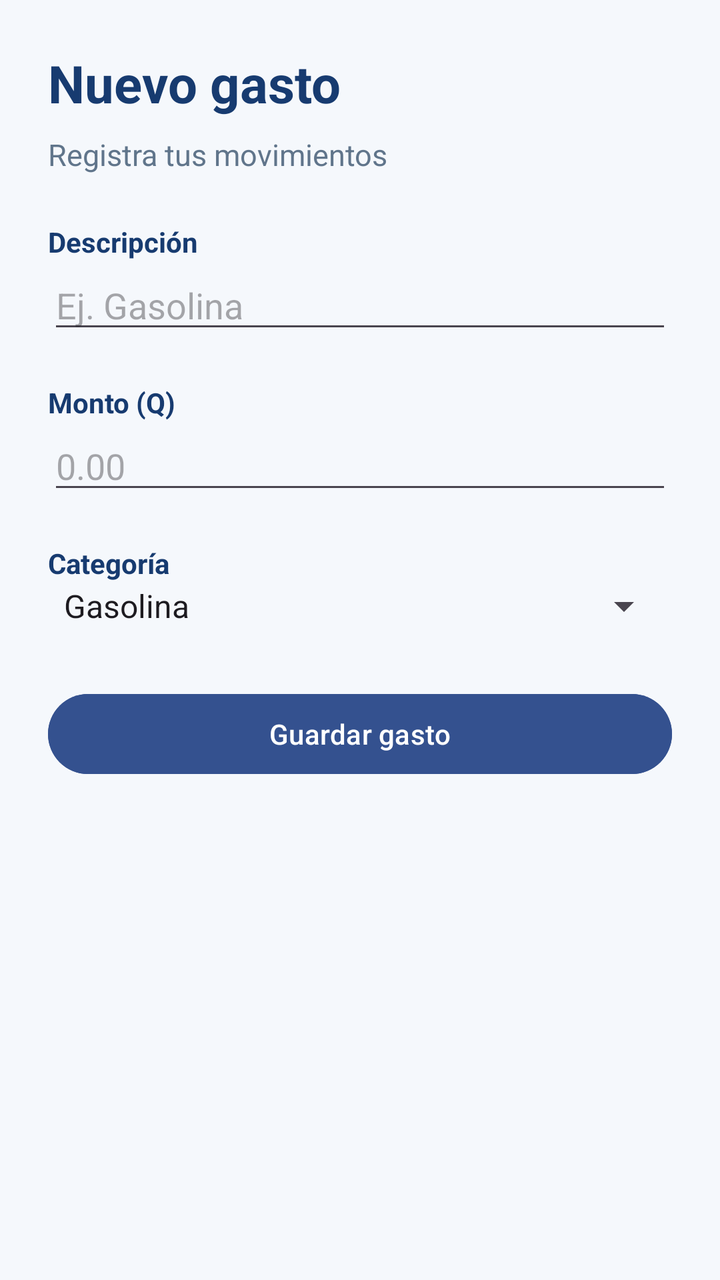
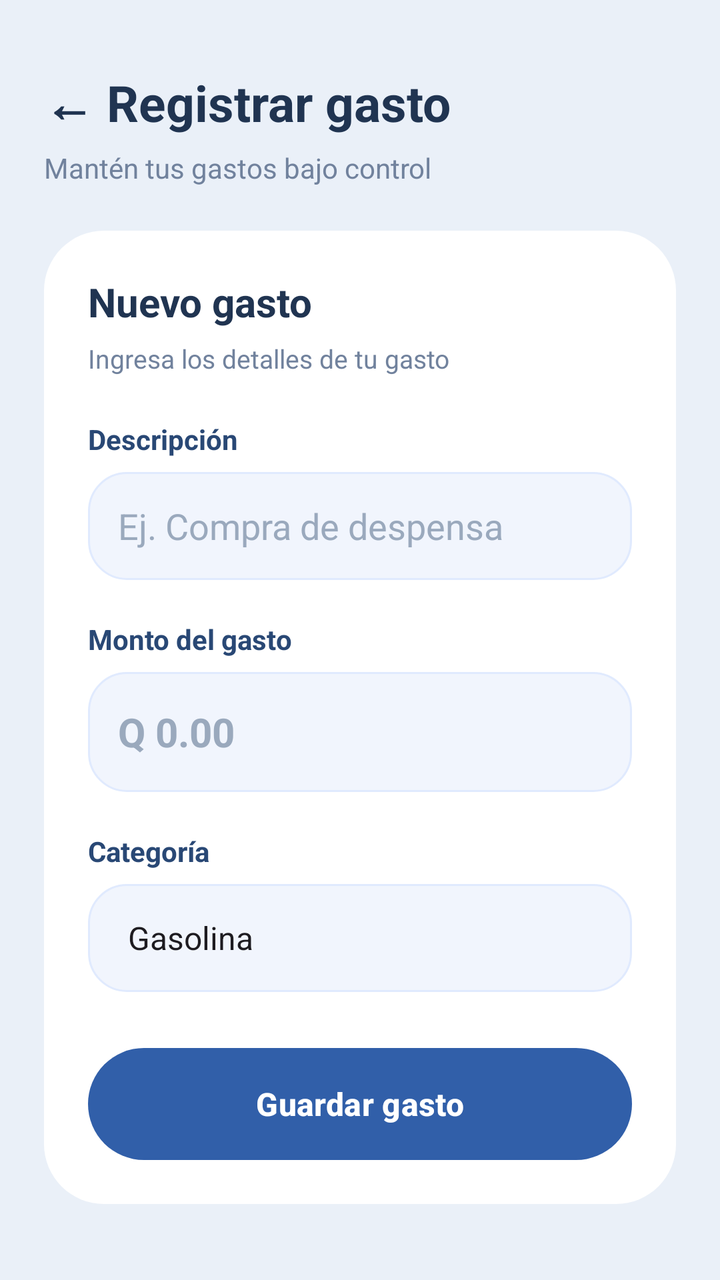

An Android layout rendered at two revisions. The XML below is the earlier revision; the diff shows what the commit changed to produce the second picture.
<!-- AndroidManifest.xml: application theme Theme.ControlGastos -->
<!-- res/layout/activity_formulario_gasto.xml -->
<?xml version="1.0" encoding="utf-8"?>
<ScrollView
    xmlns:android="http://schemas.android.com/apk/res/android"
    android:layout_width="match_parent"
    android:layout_height="match_parent"
    android:background="#F5F8FC"
    android:fillViewport="true">

    <LinearLayout
        android:layout_width="match_parent"
        android:layout_height="wrap_content"
        android:orientation="vertical"
        android:padding="24dp">

        <TextView
            android:layout_width="match_parent"
            android:layout_height="wrap_content"
            android:text="Nuevo gasto"
            android:textSize="26sp"
            android:textStyle="bold"
            android:textColor="#173B70"
            android:layout_marginBottom="8dp" />

        <TextView
            android:layout_width="match_parent"
            android:layout_height="wrap_content"
            android:text="Registra tus movimientos"
            android:textSize="15sp"
            android:textColor="#60758B"
            android:layout_marginBottom="24dp" />

        <TextView
            android:layout_width="match_parent"
            android:layout_height="wrap_content"
            android:text="Descripción"
            android:textStyle="bold"
            android:textColor="#173B70" />

        <EditText
            android:id="@+id/edtDescripcion"
            android:layout_width="match_parent"
            android:layout_height="wrap_content"
            android:hint="Ej. Gasolina"
            android:inputType="textCapSentences"
            android:layout_marginBottom="20dp" />

        <TextView
            android:layout_width="match_parent"
            android:layout_height="wrap_content"
            android:text="Monto (Q)"
            android:textStyle="bold"
            android:textColor="#173B70" />

        <EditText
            android:id="@+id/edtMonto"
            android:layout_width="match_parent"
            android:layout_height="wrap_content"
            android:hint="0.00"
            android:inputType="numberDecimal"
            android:layout_marginBottom="20dp" />

        <TextView
            android:layout_width="match_parent"
            android:layout_height="wrap_content"
            android:text="Categoría"
            android:textStyle="bold"
            android:textColor="#173B70" />

        <Spinner
            android:id="@+id/spinnerCategoria"
            android:layout_width="match_parent"
            android:layout_height="wrap_content"
            android:entries="@array/categorias_gasto"
            android:layout_marginBottom="28dp" />

        <Button
            android:id="@+id/btnGuardarGasto"
            android:layout_width="match_parent"
            android:layout_height="wrap_content"
            android:text="Guardar gasto"
            android:backgroundTint="#34518F"
            android:textColor="#FFFFFF" />

    </LinearLayout>

</ScrollView>
<!-- resources referenced by this layout -->
<resources>
  <string-array name="categorias_gasto">
          <item>Gasolina</item>
          <item>Supermercado</item>
          <item>Universidad</item>
          <item>Seguros</item>
          <item>Alquiler</item>
          <item>Comida</item>
          <item>Entretenimiento</item>
          <item>Membresías</item>
          <item>Servicios básicos</item>
          <item>Hipoteca</item>
          <item>Transporte</item>
          <item>Otros</item>
      </string-array>
  <style name="Theme.ControlGastos" parent="Base.Theme.ControlGastos" />
  <style name="Base.Theme.ControlGastos" parent="Theme.Material3.DayNight.NoActionBar">
          
          
      </style>
</resources>

<!-- the commit's change to res/layout/activity_formulario_gasto.xml (unified diff, before → after) -->
@@ -3,84 +3,128 @@
     xmlns:android="http://schemas.android.com/apk/res/android"
     android:layout_width="match_parent"
     android:layout_height="match_parent"
-    android:background="#F5F8FC"
+    android:background="#EAF0F8"
     android:fillViewport="true">
 
     <LinearLayout
         android:layout_width="match_parent"
         android:layout_height="wrap_content"
         android:orientation="vertical"
-        android:padding="24dp">
+        android:padding="22dp">
 
         <TextView
+            android:layout_width="wrap_content"
+            android:layout_height="wrap_content"
+            android:text="← Registrar gasto"
+            android:textColor="#203451"
+            android:textSize="25sp"
+            android:textStyle="bold"
+            android:layout_marginTop="12dp"
+            android:layout_marginBottom="6dp"/>
+
+        <TextView
+            android:layout_width="wrap_content"
+            android:layout_height="wrap_content"
+            android:text="Mantén tus gastos bajo control"
+            android:textColor="#71829D"
+            android:textSize="14sp"
+            android:layout_marginBottom="22dp"/>
+
+        <LinearLayout
             android:layout_width="match_parent"
             android:layout_height="wrap_content"
-            android:text="Nuevo gasto"
-            android:textSize="26sp"
-            android:textStyle="bold"
-            android:textColor="#173B70"
-            android:layout_marginBottom="8dp" />
+            android:orientation="vertical"
+            android:background="@drawable/fondo_tarjeta_registro"
+            android:padding="22dp">
 
-        <TextView
-            android:layout_width="match_parent"
-            android:layout_height="wrap_content"
-            android:text="Registra tus movimientos"
-            android:textSize="15sp"
-            android:textColor="#60758B"
-            android:layout_marginBottom="24dp" />
+            <TextView
+                android:layout_width="wrap_content"
+                android:layout_height="wrap_content"
+                android:text="Nuevo gasto"
+                android:textColor="#203451"
+                android:textSize="20sp"
+                android:textStyle="bold"
+                android:layout_marginBottom="6dp"/>
 
-        <TextView
-            android:layout_width="match_parent"
-            android:layout_height="wrap_content"
-            android:text="Descripción"
-            android:textStyle="bold"
-            android:textColor="#173B70" />
+            <TextView
+                android:layout_width="wrap_content"
+                android:layout_height="wrap_content"
+                android:text="Ingresa los detalles de tu gasto"
+                android:textColor="#71829D"
+                android:textSize="13sp"
+                android:layout_marginBottom="22dp"/>
 
-        <EditText
-            android:id="@+id/edtDescripcion"
-            android:layout_width="match_parent"
-            android:layout_height="wrap_content"
-            android:hint="Ej. Gasolina"
-            android:inputType="textCapSentences"
-            android:layout_marginBottom="20dp" />
+            <TextView
+                android:layout_width="match_parent"
+                android:layout_height="wrap_content"
+                android:text="Descripción"
+                android:textColor="#294875"
+                android:textStyle="bold"
+                android:layout_marginBottom="7dp"/>
 
-        <TextView
-            android:layout_width="match_parent"
-            android:layout_height="wrap_content"
-            android:text="Monto (Q)"
-            android:textStyle="bold"
-            android:textColor="#173B70" />
+            <EditText
+                android:id="@+id/edtDescripcion"
+                android:layout_width="match_parent"
+                android:layout_height="54dp"
+                android:background="@drawable/fondo_campo_registro"
+                android:paddingHorizontal="15dp"
+                android:hint="Ej. Compra de despensa"
+                android:textColor="#203451"
+                android:textColorHint="#9AA9BD"
+                android:inputType="textCapSentences"
+                android:layout_marginBottom="20dp"/>
 
-        <EditText
-            android:id="@+id/edtMonto"
-            android:layout_width="match_parent"
-            android:layout_height="wrap_content"
-            android:hint="0.00"
-            android:inputType="numberDecimal"
-            android:layout_marginBottom="20dp" />
+            <TextView
+                android:layout_width="match_parent"
+                android:layout_height="wrap_content"
+                android:text="Monto del gasto"
+                android:textColor="#294875"
+                android:textStyle="bold"
+                android:layout_marginBottom="7dp"/>
 
-        <TextView
-            android:layout_width="match_parent"
-            android:layout_height="wrap_content"
-            android:text="Categoría"
-            android:textStyle="bold"
-            android:textColor="#173B70" />
+            <EditText
+                android:id="@+id/edtMonto"
+                android:layout_width="match_parent"
+                android:layout_height="60dp"
+                android:background="@drawable/fondo_campo_registro"
+                android:paddingHorizontal="15dp"
+                android:hint="Q 0.00"
+                android:textColor="#BD453E"
+                android:textColorHint="#9AA9BD"
+                android:textSize="20sp"
+                android:textStyle="bold"
+                android:inputType="numberDecimal"
+                android:layout_marginBottom="20dp"/>
 
-        <Spinner
-            android:id="@+id/spinnerCategoria"
-            android:layout_width="match_parent"
-            android:layout_height="wrap_content"
-            android:entries="@array/categorias_gasto"
-            android:layout_marginBottom="28dp" />
+            <TextView
+                android:layout_width="match_parent"
+                android:layout_height="wrap_content"
+                android:text="Categoría"
+                android:textColor="#294875"
+                android:textStyle="bold"
+                android:layout_marginBottom="7dp"/>
 
-        <Button
-            android:id="@+id/btnGuardarGasto"
-            android:layout_width="match_parent"
-            android:layout_height="wrap_content"
-            android:text="Guardar gasto"
-            android:backgroundTint="#34518F"
-            android:textColor="#FFFFFF" />
+            <Spinner
+                android:id="@+id/spinnerCategoria"
+                android:layout_width="match_parent"
+                android:layout_height="54dp"
+                android:background="@drawable/fondo_campo_registro"
+                android:paddingHorizontal="12dp"
+                android:entries="@array/categorias_gasto"
+                android:layout_marginBottom="28dp"/>
+
+            <Button
+                android:id="@+id/btnGuardarGasto"
+                android:layout_width="match_parent"
+                android:layout_height="56dp"
+                android:background="@drawable/fondo_boton_registro"
+                android:text="Guardar gasto"
+                android:textColor="#FFFFFF"
+                android:textSize="16sp"
+                android:textStyle="bold"
+                android:textAllCaps="false"/>
+
+        </LinearLayout>
 
     </LinearLayout>
-
 </ScrollView>
<!-- resource entries referenced after the edit -->
@@ -14,10 +14,45 @@
           <item>Transporte</item>
           <item>Otros</item>
       </string-array>
+  <!-- drawable fondo_boton_registro (drawable) -->
+  <?xml version="1.0" encoding="utf-8"?>
+  <shape xmlns:android="http://schemas.android.com/apk/res/android">
+      <gradient
+          android:startColor="#2864D8"
+          android:endColor="#4386F4"
+          android:angle="0" />
+      <corners android:radius="32dp" />
+  </shape>
+  <!-- drawable fondo_campo_registro (drawable) -->
+  <?xml version="1.0" encoding="utf-8"?>
+  <shape xmlns:android="http://schemas.android.com/apk/res/android">
+      <solid android:color="#F1F5FD" />
+      <stroke
+          android:width="1dp"
+          android:color="#E0EAFE" />
+      <corners android:radius="19dp" />
+  </shape>
+  <!-- drawable fondo_tarjeta_registro (drawable) -->
+  <?xml version="1.0" encoding="utf-8"?>
+  <shape xmlns:android="http://schemas.android.com/apk/res/android">
+      <solid android:color="#FFFFFF" />
+      <corners android:radius="30dp" />
+  </shape>
   <style name="Theme.ControlGastos" parent="Base.Theme.ControlGastos" />
   <style name="Base.Theme.ControlGastos" parent="Theme.Material3.DayNight.NoActionBar">
-          
-          
+  
+          <item name="colorPrimary">@color/colorPrimary</item>
+          <item name="colorSecondary">@color/colorSecondary</item>
+          <item name="android:colorBackground">@color/colorFondo</item>
+          <item name="colorSurface">@color/colorTarjeta</item>
+          <item name="colorOnSurface">@color/colorTexto</item>
+          <item name="android:windowLightStatusBar">?attr/isLightTheme</item>
+  
       </style>
+  <color name="colorPrimary">#315FA9</color>
+  <color name="colorSecondary">#4386F4</color>
+  <color name="colorFondo">#EAF0F8</color>
+  <color name="colorTarjeta">#FFFFFF</color>
+  <color name="colorTexto">#203451</color>
 </resources>
 
